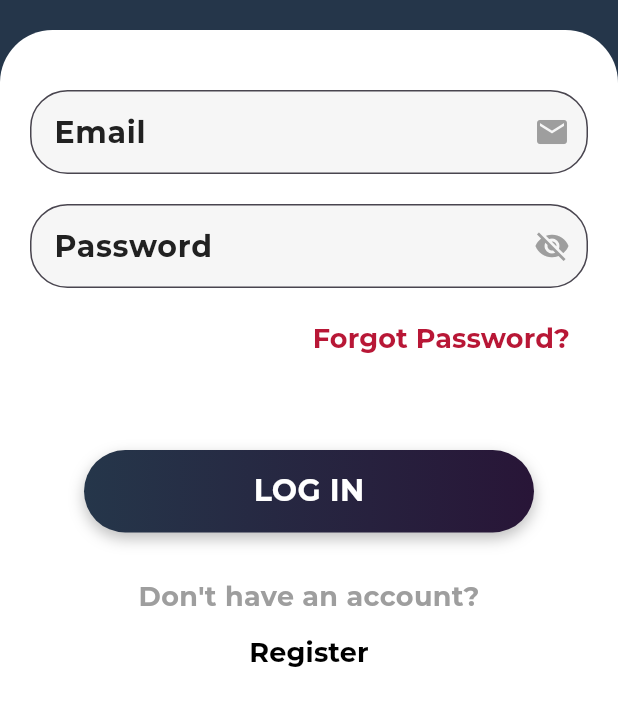
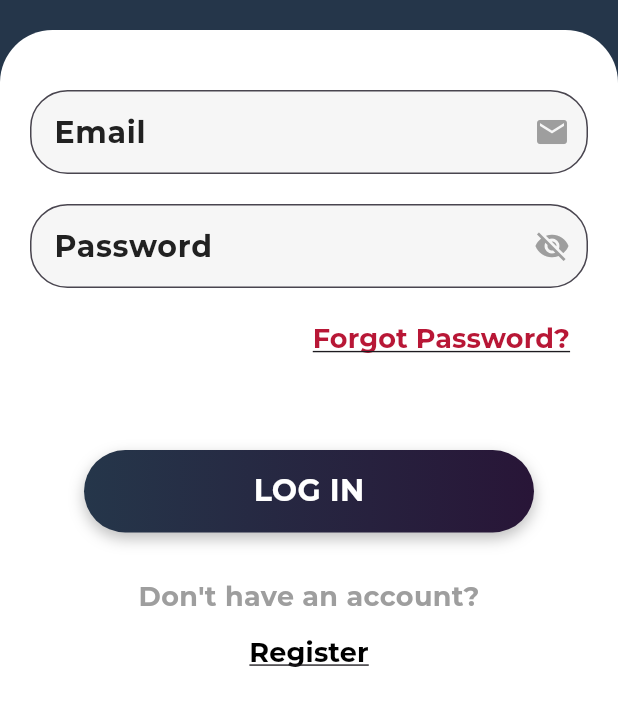
Before and after one commit to SworupTimalsina/FanPulse, a Flutter app: the screen it shows after launch, after a tap on "Skip", on a phone screen of 412 x 824 dp, the part 270-996 px from its top. Run offline on Flutter 3.47's test engine with Material 3 defaults, Android fonts, the phone set to English and light mode, and no system bars.

```diff
--- a/lib/view/login_screen_view.dart
+++ b/lib/view/login_screen_view.dart
@@ -140,6 +140,8 @@ class _LoginScreenState extends State<LoginScreen> {
                               fontWeight: FontWeight.bold,
                               fontSize: 18,
                               color: Color(0xffB81736),
+                              decoration:
+                                  TextDecoration.underline, // Adding underline
                             ),
                           ),
                         ),
@@ -234,6 +236,8 @@ class _LoginScreenState extends State<LoginScreen> {
                                   fontWeight: FontWeight.bold,
                                   fontSize: 18,
                                   color: Colors.black,
+                                  decoration: TextDecoration
+                                      .underline, // Adding underline
                                 ),
                               ),
                             ),
```
